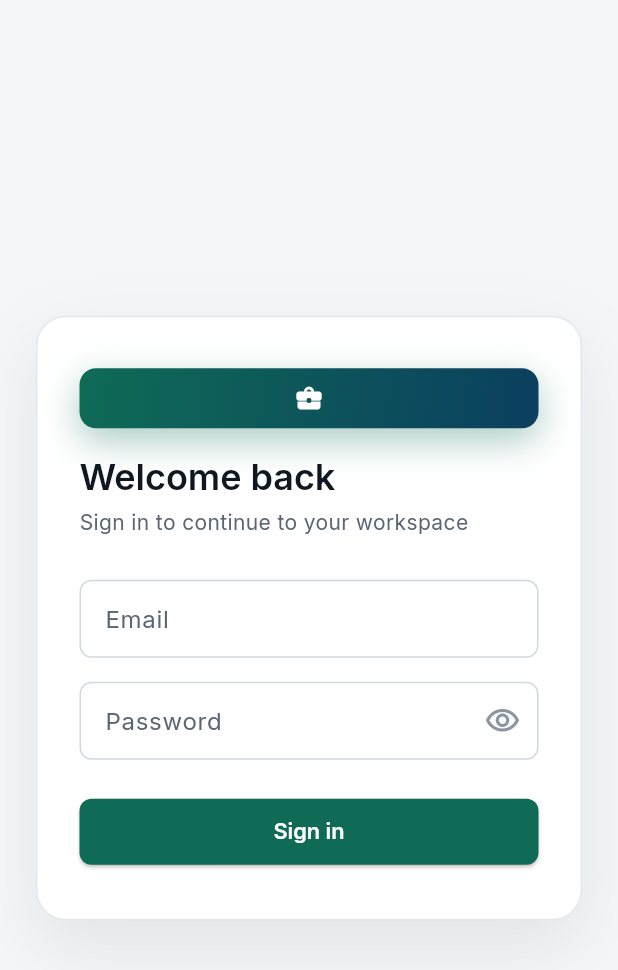
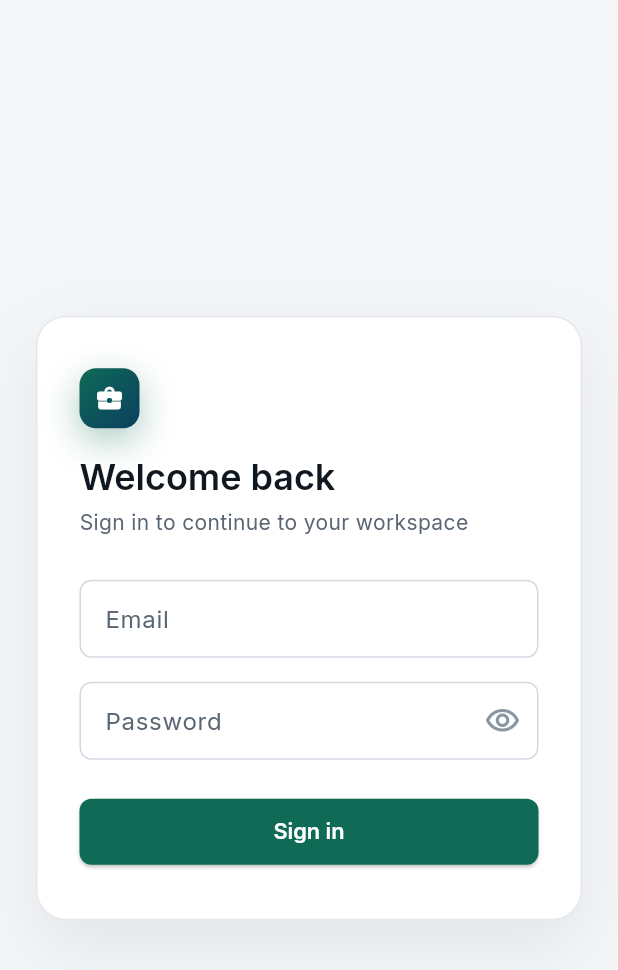
Before and after one commit to isurinduwick/employee-management-system, a Flutter app: the screen it shows after launch, on a phone screen of 412 x 824 dp. Shown: the top 970 px of the screen. Run offline on Flutter 3.47's test engine with Material 3 defaults, Android fonts, the phone set to English and light mode, and no system bars; our stand-ins replace flutter_secure_storage, google_fonts; accounts and stored records are empty.

Commit message:
fix(mobile): make Android builds work on constrained memory
The Flutter template requests an 8G Gradle heap, which aborts the JVM
on machines that cannot back it, and Gradle's output-forwarding thread
overflows its default stack while relaying flutter.bat output. Also
stops the login brand mark stretching to full card width.

```diff
--- a/mobile/lib/screens/login_screen.dart
+++ b/mobile/lib/screens/login_screen.dart
@@ -113,7 +113,11 @@ class _LoginScreenState extends State<LoginScreen> {
                 child: Column(
                   crossAxisAlignment: CrossAxisAlignment.stretch,
                   children: [
-                    Container(
+                    // Align keeps the mark a 40x40 tile — the Column stretches
+                    // its children to full width otherwise.
+                    Align(
+                      alignment: Alignment.centerLeft,
+                      child: Container(
                         width: 40,
                         height: 40,
                         decoration: BoxDecoration(
@@ -132,6 +136,7 @@ class _LoginScreenState extends State<LoginScreen> {
                           ],
                         ),
                         child: const Icon(Icons.business_center_rounded, size: 20, color: AppColors.accentContrast),
+                      ),
                     ),
                     const SizedBox(height: 16),
                     Text(
```
Also changed, not shown: 1 other file. Lines whose indentation alone changed are shown as unchanged.
